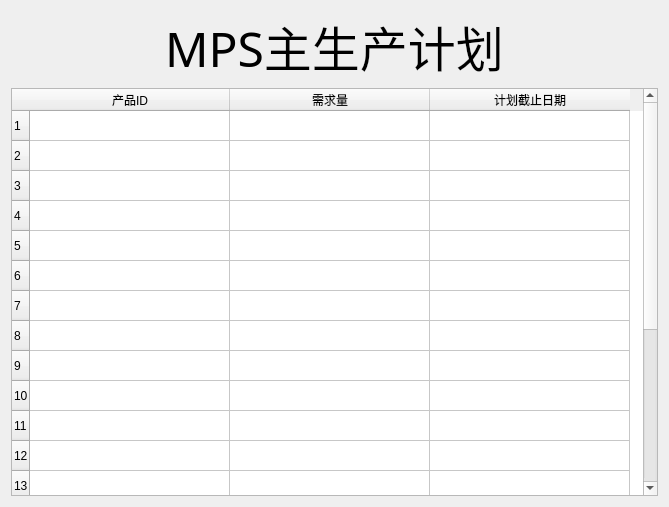
Before: the Qt Designer form jh/code/table-MPS.ui in joker20020/ERP, drawn with Qt 5.
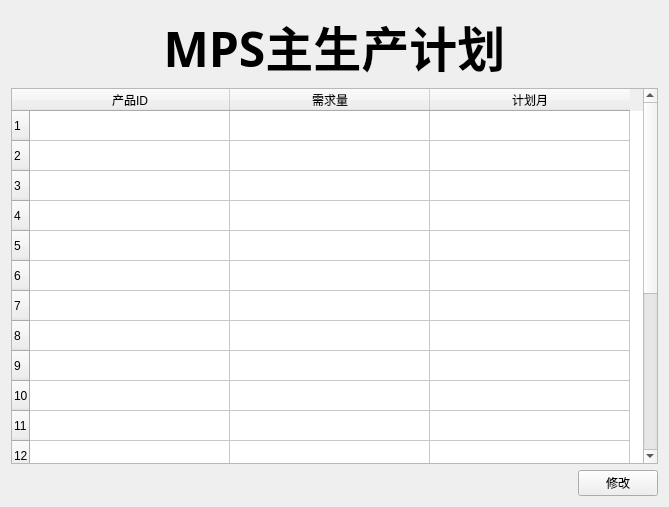
After: the same form once the commit is applied. Custom widgets are drawn as their Qt base class.

```diff
--- a/jh/code/table-MPS.ui
+++ b/jh/code/table-MPS.ui
@@ -18,10 +18,10 @@
     <widget class="QLabel" name="label">
      <property name="font">
       <font>
-       <family>华文隶书</family>
+       <family>Kaiti SC</family>
        <pointsize>36</pointsize>
        <italic>false</italic>
-       <bold>false</bold>
+       <bold>true</bold>
       </font>
      </property>
      <property name="styleSheet">
@@ -84,11 +84,35 @@
      </column>
      <column>
       <property name="text">
-       <string>计划截止日期</string>
+       <string>计划月</string>
       </property>
      </column>
     </widget>
    </item>
+   <item>
+    <layout class="QHBoxLayout" name="horizontalLayout">
+     <item>
+      <spacer name="horizontalSpacer">
+       <property name="orientation">
+        <enum>Qt::Horizontal</enum>
+       </property>
+       <property name="sizeHint" stdset="0">
+        <size>
+         <width>40</width>
+         <height>20</height>
+        </size>
+       </property>
+      </spacer>
+     </item>
+     <item>
+      <widget class="PrimaryPushButton" name="pushButton_2">
+       <property name="text">
+        <string>修改</string>
+       </property>
+      </widget>
+     </item>
+    </layout>
+   </item>
   </layout>
  </widget>
  <customwidgets>
@@ -97,6 +121,11 @@
    <extends>QTableWidget</extends>
    <header location="global">qfluentwidgets</header>
   </customwidget>
+  <customwidget>
+   <class>PrimaryPushButton</class>
+   <extends>QPushButton</extends>
+   <header>qfluentwidgets</header>
+  </customwidget>
  </customwidgets>
  <resources/>
  <connections/>
```
Left out of the diff: 2 changed lines with no effect on the pictures.
